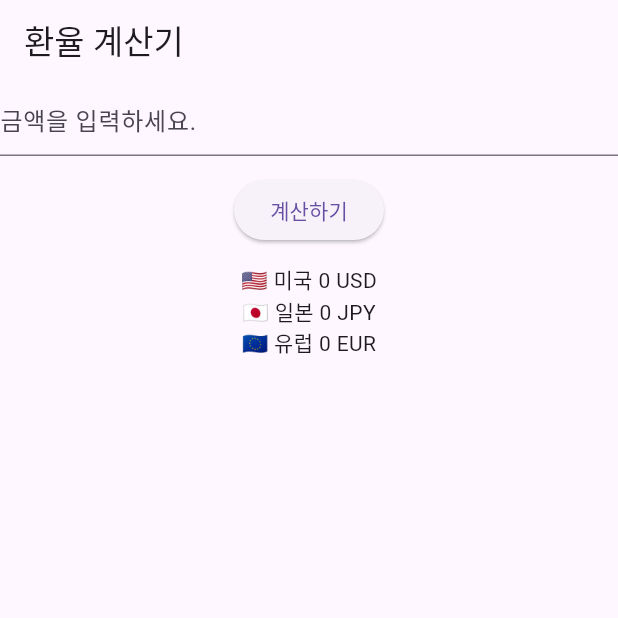
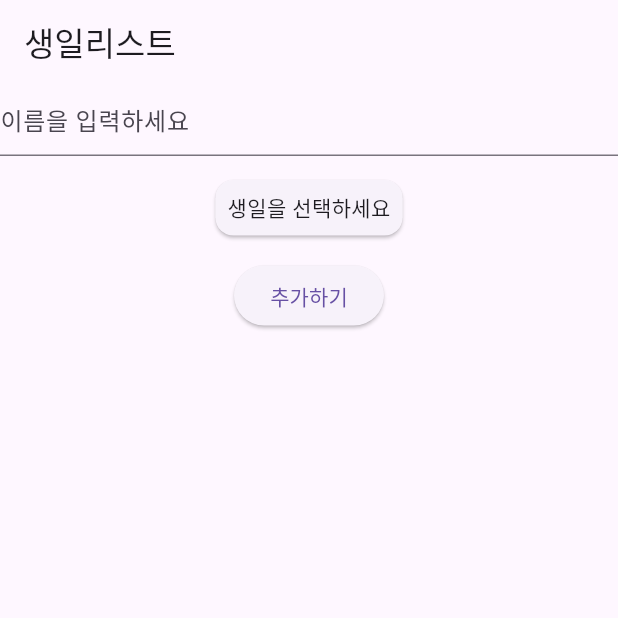
Before and after one commit to niw5924/flutter-coding-test-practice, a Flutter app: the screen it shows after launch, on a phone screen of 412 x 824 dp, the top half of it. Run offline on Flutter 3.47's test engine with Material 3 defaults, Android fonts, the phone set to English and light mode, and no system bars; our stand-ins replace shared_preferences.

Commit message:
코딩테스트 초급 16일차

```diff
--- /dev/null
+++ b/lib/levels/beginner/day16_birthday_list_page.dart
@@ -0,0 +1,105 @@
+import 'package:flutter/material.dart';
+
+class Day16Page extends StatefulWidget {
+  const Day16Page({super.key});
+
+  @override
+  State<StatefulWidget> createState() => _Day16PageState();
+}
+
+class _Day16PageState extends State<Day16Page> {
+  final nameController = TextEditingController();
+  DateTime? selectedDate;
+  List list = [];
+
+  void add() {
+    final name = nameController.text.trim();
+    if (name.isEmpty || selectedDate == null) return;
+
+    setState(() {
+      list.add({
+        'name': name,
+        'birthday': selectedDate,
+      });
+    });
+  }
+
+  String getDay(DateTime birthday) {
+    final DateTime now = DateTime.now();
+    final thisYearBirthday = DateTime(now.year, birthday.month, birthday.day);
+    final nextYearBirthday =
+        DateTime(now.year + 1, birthday.month, birthday.day);
+
+    DateTime closeBirthday =
+        thisYearBirthday.isBefore(now) ? nextYearBirthday : thisYearBirthday;
+
+    final diff = closeBirthday.difference(now).inDays;
+
+    if (diff == 0) {
+      return "🎉 D-Day";
+    } else {
+      return "D-$diff";
+    }
+  }
+
+  @override
+  Widget build(BuildContext context) {
+    return Scaffold(
+      appBar: AppBar(title: const Text("생일리스트")),
+      body: Column(
+        children: [
+          TextField(
+            controller: nameController,
+            decoration: InputDecoration(hintText: "이름을 입력하세요"),
+          ),
+          const SizedBox(height: 12),
+          GestureDetector(
+            onTap: () async {
+              DateTime? picked = await showDatePicker(
+                context: context,
+                firstDate: DateTime(1900),
+                lastDate: DateTime(DateTime.now().year + 1),
+              );
+              if (picked != null) {
+                setState(() {
+                  selectedDate = picked;
+                });
+              }
+            },
+            child: Card(
+              child: Padding(
+                padding: const EdgeInsets.all(8.0),
+                child: Text(selectedDate != null
+                    ? "${selectedDate!.year} - ${selectedDate!.month.toString().padLeft(2, '0')} - ${selectedDate!.day.toString().padLeft(2, '0')}"
+                    : "생일을 선택하세요"),
+              ),
+            ),
+          ),
+          const SizedBox(height: 12),
+          ElevatedButton(
+            onPressed: add,
+            child: Text("추가하기"),
+          ),
+          const SizedBox(height: 12),
+          if (list.isNotEmpty)
+            Expanded(
+              child: ListView.builder(
+                itemCount: list.length,
+                itemBuilder: (context, index) {
+                  final birthdayList = list[index];
+                  final listName = birthdayList['name'];
+                  final listBirthday = birthdayList['birthday'];
+
+                  return Text("$listName - "
+                      "${listBirthday.year} - "
+                      "${listBirthday.month.toString().padLeft(2, '0')} - "
+                      "${listBirthday.day.toString().padLeft(2, '0')} "
+                      "(${getDay(listBirthday)})");
+                },
+              ),
+            ),
+        ],
+      ),
+    );
+  }
+}
--- a/lib/main.dart
+++ b/lib/main.dart
@@ -1,5 +1,5 @@
 import 'package:flutter/material.dart';
-import 'package:flutter_coding_test_practice/levels/beginner/day15_currency_converter_page.dart';
+import 'package:flutter_coding_test_practice/levels/beginner/day16_birthday_list_page.dart';
 
 void main() {
   runApp(MyApp());
@@ -15,7 +15,7 @@ class MyApp extends StatelessWidget {
       theme: ThemeData(primarySwatch: Colors.blue),
 
       /// 이 부분만 바꿔야 함.
-      home: Day15Page(),
+      home: Day16Page(),
     );
   }
 }
```
Also changed, not shown: 1 other file.
